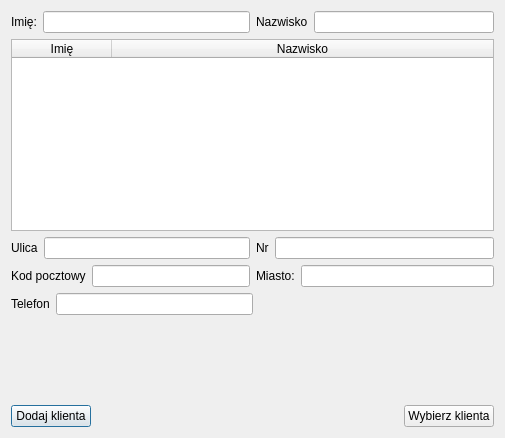
Before: the Qt Designer form wybor_klienta.ui in igrek51/psbd_moto_sklep, drawn with Qt 5.
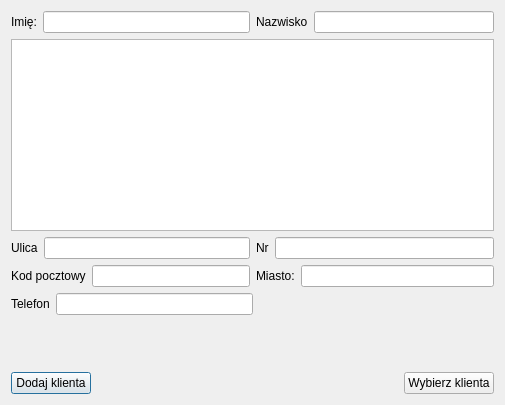
After: the same form once the commit is applied.

What changed in the file:
```diff
--- a/wybor_klienta.ui
+++ b/wybor_klienta.ui
@@ -7,7 +7,7 @@
     <x>0</x>
     <y>0</y>
     <width>505</width>
-    <height>438</height>
+    <height>405</height>
    </rect>
   </property>
   <property name="windowTitle">
@@ -49,26 +49,16 @@
       </layout>
      </item>
      <item>
-      <widget class="QTableWidget" name="tableWidget_4">
+      <widget class="QTableView" name="tv_klienci">
        <property name="sizePolicy">
         <sizepolicy hsizetype="Ignored" vsizetype="Expanding">
          <horstretch>0</horstretch>
          <verstretch>0</verstretch>
         </sizepolicy>
        </property>
-       <attribute name="horizontalHeaderStretchLastSection">
+       <attribute name="verticalHeaderCascadingSectionResizes">
         <bool>true</bool>
        </attribute>
-       <column>
-        <property name="text">
-         <string>Imię</string>
-        </property>
-       </column>
-       <column>
-        <property name="text">
-         <string>Nazwisko</string>
-        </property>
-       </column>
       </widget>
      </item>
     </layout>
```
Left out of the diff: 6 changed lines with no effect on the pictures.
